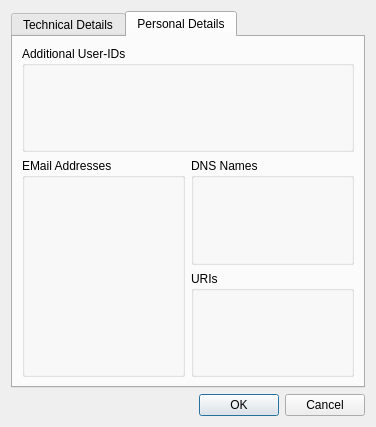
Before: the Qt Designer form src/newcertificatewizard/advancedsettingsdialog.ui in sensama/kleopatra, drawn with Qt 5.
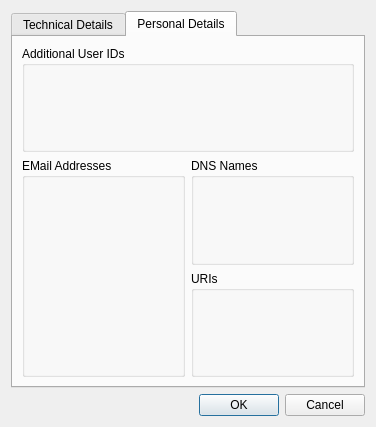
After: the same form once the commit is applied. The open tabs and pages were chosen to show the change. Custom widgets are drawn as their Qt base class.

Commit message:
Unify spelling of "user ID"
Always capitalize "ID". Don't use a hyphen.

GnuPG-bug-id: 5916

The edit to the form file:
```diff
--- a/src/newcertificatewizard/advancedsettingsdialog.ui
+++ b/src/newcertificatewizard/advancedsettingsdialog.ui
@@ -261,7 +261,7 @@
        <item row="0" column="0" colspan="2">
         <widget class="QGroupBox" name="uidGB">
          <property name="title">
-          <string>Additional User-IDs</string>
+          <string>Additional User IDs</string>
          </property>
          <layout class="QVBoxLayout" name="verticalLayout_6">
           <item>
```
The commit also changes 12 other files.
